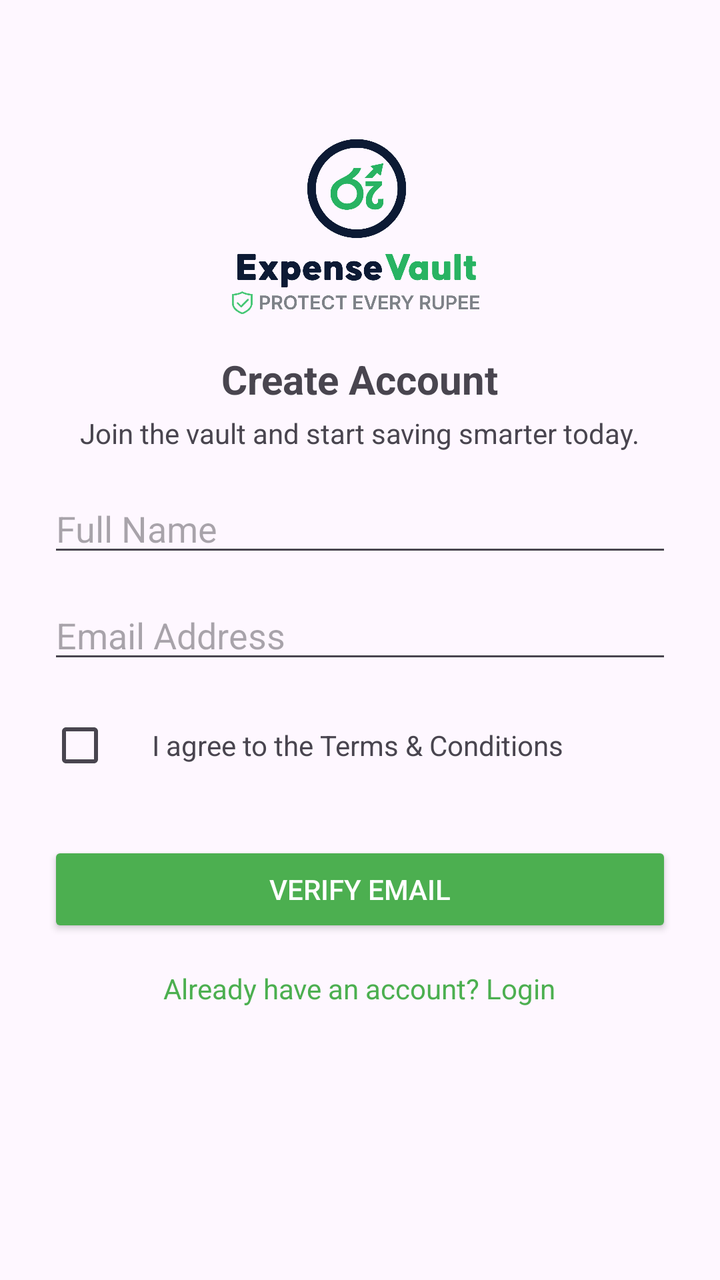
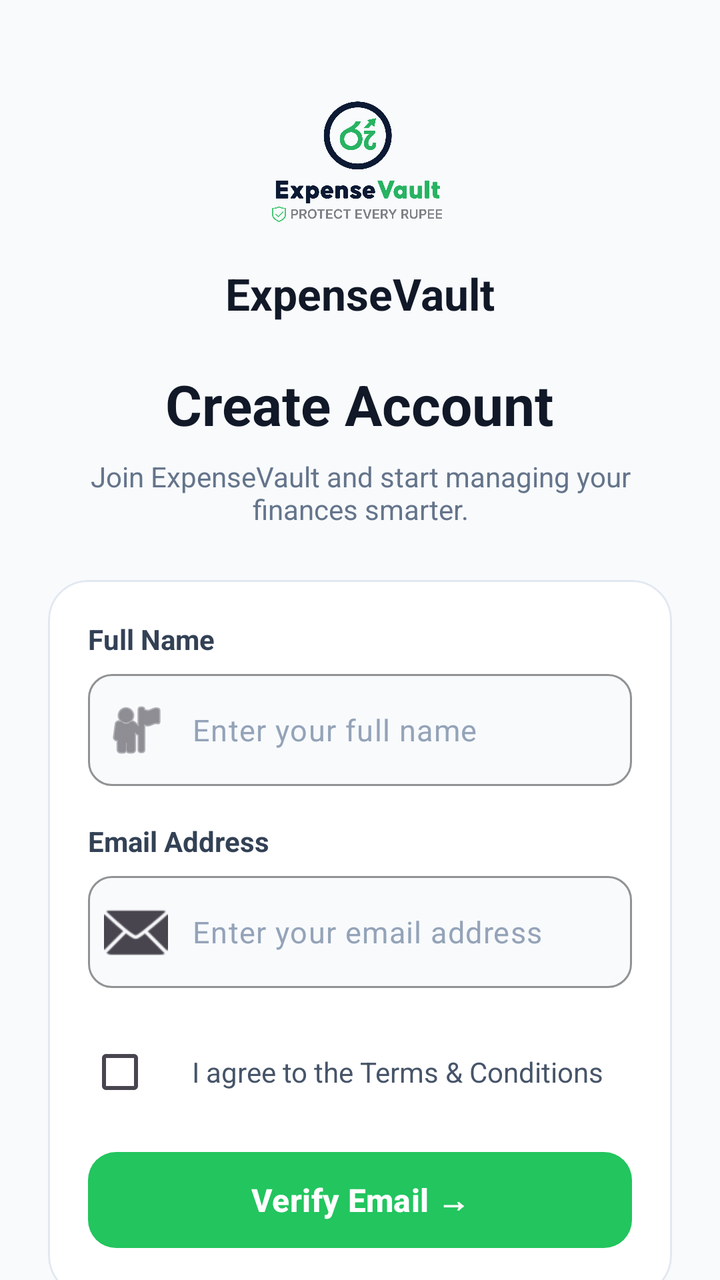

Compare the two renders of this Android layout. The source of the first and the diff that turns it into the second are given below.
<!-- AndroidManifest.xml: application theme Theme.AIExpenseManagementApplication -->
<!-- res/layout/activity_register.xml -->
<?xml version="1.0" encoding="utf-8"?>
<ScrollView xmlns:android="http://schemas.android.com/apk/res/android"
    android:layout_width="match_parent"
    android:layout_height="match_parent">

    <LinearLayout
        android:layout_width="match_parent"
        android:layout_height="wrap_content"
        android:orientation="vertical"
        android:padding="24dp"
        android:gravity="center_horizontal">

        <ImageView
            android:id="@+id/imgLogo"
            android:src="@drawable/logo"
            android:layout_width="128dp"
            android:layout_height="128dp"
            android:layout_marginTop="24dp"
            android:contentDescription="App Logo" />

        <TextView
            android:id="@+id/tvTitle"
            android:text="Create Account"
            android:textSize="20sp"
            android:textStyle="bold"
            android:layout_marginBottom="4dp"
            android:layout_width="wrap_content"
            android:layout_height="wrap_content"/>

        <TextView
            android:id="@+id/tvSubtitle"
            android:text="Join the vault and start saving smarter today."
            android:textSize="14sp"
            android:layout_marginBottom="16dp"
            android:layout_width="wrap_content"
            android:layout_height="wrap_content"/>

        <EditText
            android:id="@+id/etFullName"
            android:hint="Full Name"
            android:layout_width="match_parent"
            android:layout_height="wrap_content"/>

        <EditText
            android:id="@+id/etEmail"
            android:hint="Email Address"
            android:inputType="textEmailAddress"
            android:layout_marginTop="12dp"
            android:layout_width="match_parent"
            android:layout_height="wrap_content"/>

        <LinearLayout
            android:layout_width="match_parent"
            android:layout_height="wrap_content"
            android:layout_marginTop="12dp"
            android:gravity="center_vertical"
            android:orientation="horizontal">

            <CheckBox
                android:id="@+id/cbTerms"
                android:layout_width="wrap_content"
                android:layout_height="wrap_content"
                android:padding="0dp" />

            <TextView
                android:id="@+id/tvTerms"
                android:layout_width="wrap_content"
                android:layout_height="wrap_content"
                android:layout_marginStart="4dp"
                android:text="I agree to the Terms &amp; Conditions"
                android:textSize="14sp"
                android:clickable="true"
                android:focusable="true"
                android:foreground="?attr/selectableItemBackground" />

        </LinearLayout>

        <Button
            android:id="@+id/btnVerifyEmail"
            android:text="Verify Email"
            android:backgroundTint="#4CAF50"
            android:textColor="@android:color/white"
            android:layout_marginTop="24dp"
            android:layout_width="match_parent"
            android:layout_height="wrap_content"/>

        <TextView
            android:id="@+id/tvLogin"
            android:text="Already have an account? Login"
            android:textColor="#4CAF50"
            android:layout_marginTop="16dp"
            android:layout_width="wrap_content"
            android:layout_height="wrap_content"/>

    </LinearLayout>
</ScrollView>
<!-- resources referenced by this layout -->
<resources>
  <!-- drawable logo: png bitmap (drawable, 144460 bytes) -->
  <style name="Theme.AIExpenseManagementApplication" parent="Base.Theme.AIExpenseManagementApplication" />
  <style name="Base.Theme.AIExpenseManagementApplication" parent="Theme.Material3.DayNight.NoActionBar">
          
          
      </style>
</resources>

<!-- the commit's change to res/layout/activity_register.xml (unified diff, before → after) -->
@@ -1,96 +1,334 @@
 <?xml version="1.0" encoding="utf-8"?>
-<ScrollView xmlns:android="http://schemas.android.com/apk/res/android"
+<androidx.constraintlayout.widget.ConstraintLayout
+    xmlns:android="http://schemas.android.com/apk/res/android"
+    xmlns:app="http://schemas.android.com/apk/res-auto"
     android:layout_width="match_parent"
-    android:layout_height="match_parent">
-
-    <LinearLayout
-        android:layout_width="match_parent"
-        android:layout_height="wrap_content"
-        android:orientation="vertical"
-        android:padding="24dp"
-        android:gravity="center_horizontal">
-
-        <ImageView
-            android:id="@+id/imgLogo"
-            android:src="@drawable/logo"
-            android:layout_width="128dp"
-            android:layout_height="128dp"
-            android:layout_marginTop="24dp"
-            android:contentDescription="App Logo" />
-
-        <TextView
-            android:id="@+id/tvTitle"
-            android:text="Create Account"
-            android:textSize="20sp"
-            android:textStyle="bold"
-            android:layout_marginBottom="4dp"
-            android:layout_width="wrap_content"
-            android:layout_height="wrap_content"/>
-
-        <TextView
-            android:id="@+id/tvSubtitle"
-            android:text="Join the vault and start saving smarter today."
-            android:textSize="14sp"
-            android:layout_marginBottom="16dp"
-            android:layout_width="wrap_content"
-            android:layout_height="wrap_content"/>
-
-        <EditText
-            android:id="@+id/etFullName"
-            android:hint="Full Name"
-            android:layout_width="match_parent"
-            android:layout_height="wrap_content"/>
-
-        <EditText
-            android:id="@+id/etEmail"
-            android:hint="Email Address"
-            android:inputType="textEmailAddress"
-            android:layout_marginTop="12dp"
-            android:layout_width="match_parent"
-            android:layout_height="wrap_content"/>
+    android:layout_height="match_parent"
+    android:background="#F8FAFC">
+
+    
+    
+    
+
+    <androidx.core.widget.NestedScrollView
+        android:id="@+id/scrollRegister"
+        android:layout_width="0dp"
+        android:layout_height="0dp"
+        android:fillViewport="true"
+        android:clipToPadding="false"
+        android:overScrollMode="never"
+        app:layout_constraintTop_toTopOf="parent"
+        app:layout_constraintBottom_toBottomOf="parent"
+        app:layout_constraintStart_toStartOf="parent"
+        app:layout_constraintEnd_toEndOf="parent">
 
         <LinearLayout
             android:layout_width="match_parent"
             android:layout_height="wrap_content"
-            android:layout_marginTop="12dp"
-            android:gravity="center_vertical"
-            android:orientation="horizontal">
-
-            <CheckBox
-                android:id="@+id/cbTerms"
+            android:orientation="vertical"
+            android:paddingStart="24dp"
+            android:paddingEnd="24dp"
+            android:paddingTop="36dp"
+            android:paddingBottom="32dp">
+
+            
+            
+            
+
+            <ImageView
+                android:id="@+id/imgLogo"
+                android:layout_width="88dp"
+                android:layout_height="88dp"
+                android:layout_gravity="center_horizontal"
+                android:contentDescription="ExpenseVault Logo"
+                android:scaleType="centerInside"
+                android:src="@drawable/logo" />
+
+
+            
+            
+            
+
+            <TextView
+                android:id="@+id/tvBrand"
                 android:layout_width="wrap_content"
                 android:layout_height="wrap_content"
-                android:padding="0dp" />
+                android:layout_gravity="center_horizontal"
+                android:layout_marginTop="8dp"
+                android:text="ExpenseVault"
+                android:textColor="#111827"
+                android:textSize="22sp"
+                android:textStyle="bold" />
+
+
+            
+            
+            
 
             <TextView
-                android:id="@+id/tvTerms"
+                android:id="@+id/tvTitle"
                 android:layout_width="wrap_content"
                 android:layout_height="wrap_content"
-                android:layout_marginStart="4dp"
-                android:text="I agree to the Terms &amp; Conditions"
-                android:textSize="14sp"
-                android:clickable="true"
-                android:focusable="true"
-                android:foreground="?attr/selectableItemBackground" />
+                android:layout_gravity="center_horizontal"
+                android:layout_marginTop="22dp"
+                android:text="Create Account"
+                android:textColor="#111827"
+                android:textSize="28sp"
+                android:textStyle="bold" />
+
+
+            
+            
+            
+
+            <TextView
+                android:id="@+id/tvSubtitle"
+                android:layout_width="match_parent"
+                android:layout_height="wrap_content"
+                android:layout_marginTop="8dp"
+                android:gravity="center"
+                android:text="Join ExpenseVault and start managing your finances smarter."
+                android:textColor="#64748B"
+                android:textSize="14sp" />
+
+
+            
+            
+            
+
+            <com.google.android.material.card.MaterialCardView
+                android:id="@+id/cardRegister"
+                android:layout_width="match_parent"
+                android:layout_height="wrap_content"
+                android:layout_marginTop="26dp"
+                app:cardBackgroundColor="#FFFFFF"
+                app:cardCornerRadius="20dp"
+                app:cardElevation="0dp"
+                app:strokeColor="#E2E8F0"
+                app:strokeWidth="1dp">
+
+                <LinearLayout
+                    android:layout_width="match_parent"
+                    android:layout_height="wrap_content"
+                    android:orientation="vertical"
+                    android:padding="20dp">
+
+
+                    
+                    
+                    
+
+                    <TextView
+                        android:layout_width="wrap_content"
+                        android:layout_height="wrap_content"
+                        android:text="Full Name"
+                        android:textColor="#334155"
+                        android:textSize="14sp"
+                        android:textStyle="bold" />
+
+                    <com.google.android.material.textfield.TextInputLayout
+                        android:id="@+id/fullNameInputLayout"
+                        android:layout_width="match_parent"
+                        android:layout_height="wrap_content"
+                        android:layout_marginTop="8dp"
+                        app:boxBackgroundColor="#F8FAFC"
+                        app:boxBackgroundMode="outline"
+                        app:boxCornerRadiusBottomEnd="12dp"
+                        app:boxCornerRadiusBottomStart="12dp"
+                        app:boxCornerRadiusTopEnd="12dp"
+                        app:boxCornerRadiusTopStart="12dp"
+                        app:boxStrokeColor="#CBD5E1"
+                        app:hintEnabled="false"
+                        app:startIconDrawable="@android:drawable/ic_menu_myplaces">
+
+                        <com.google.android.material.textfield.TextInputEditText
+                            android:id="@+id/etFullName"
+                            android:layout_width="match_parent"
+                            android:layout_height="56dp"
+                            android:hint="Enter your full name"
+                            android:inputType="textPersonName"
+                            android:maxLines="1"
+                            android:paddingStart="12dp"
+                            android:paddingEnd="12dp"
+                            android:textColor="#111827"
+                            android:textColorHint="#94A3B8"
+                            android:textSize="15sp" />
+
+                    </com.google.android.material.textfield.TextInputLayout>
+
+
+                    
+                    
+                    
+
+                    <TextView
+                        android:layout_width="wrap_content"
+                        android:layout_height="wrap_content"
+                        android:layout_marginTop="18dp"
+                        android:text="Email Address"
+                        android:textColor="#334155"
+                        android:textSize="14sp"
+                        android:textStyle="bold" />
+
+                    <com.google.android.material.textfield.TextInputLayout
+                        android:id="@+id/emailInputLayout"
+                        android:layout_width="match_parent"
+                        android:layout_height="wrap_content"
+                        android:layout_marginTop="8dp"
+                        app:boxBackgroundColor="#F8FAFC"
+                        app:boxBackgroundMode="outline"
+                        app:boxCornerRadiusBottomEnd="12dp"
+                        app:boxCornerRadiusBottomStart="12dp"
+                        app:boxCornerRadiusTopEnd="12dp"
+                        app:boxCornerRadiusTopStart="12dp"
+                        app:boxStrokeColor="#CBD5E1"
+                        app:hintEnabled="false"
+                        app:startIconDrawable="@android:drawable/ic_dialog_email">
+
+                        <com.google.android.material.textfield.TextInputEditText
+                            android:id="@+id/etEmail"
+                            android:layout_width="match_parent"
+                            android:layout_height="56dp"
+                            android:hint="Enter your email address"
+                            android:inputType="textEmailAddress"
+                            android:maxLines="1"
+                            android:paddingStart="12dp"
+                            android:paddingEnd="12dp"
+                            android:textColor="#111827"
+                            android:textColorHint="#94A3B8"
+                            android:textSize="15sp" />
+
+                    </com.google.android.material.textfield.TextInputLayout>
+
+
+                    
+                    
+                    
+
+                    <LinearLayout
+                        android:id="@+id/layoutTerms"
+                        android:layout_width="match_parent"
+                        android:layout_height="wrap_content"
+                        android:layout_marginTop="18dp"
+                        android:gravity="center_vertical"
+                        android:orientation="horizontal">
+
+                        <CheckBox
+                            android:id="@+id/cbTerms"
+                            android:layout_width="wrap_content"
+                            android:layout_height="48dp"
+                            android:buttonTint="#22C55E"
+                            android:padding="0dp" />
+
+                        <TextView
+                            android:id="@+id/tvTerms"
+                            android:layout_width="wrap_content"
+                            android:layout_height="48dp"
+                            android:layout_marginStart="4dp"
+                            android:clickable="true"
+                            android:focusable="true"
+                            android:gravity="center_vertical"
+                            android:text="I agree to the Terms &amp; Conditions"
+                            android:textColor="#475569"
+                            android:textSize="14sp" />
+
+                    </LinearLayout>
+
+
+                    
+                    
+                    
+
+                    <com.google.android.material.button.MaterialButton
+                        android:id="@+id/btnVerifyEmail"
+                        android:layout_width="match_parent"
+                        android:layout_height="56dp"
+                        android:layout_marginTop="12dp"
+                        android:text="Verify Email →"
+                        android:textAllCaps="false"
+                        android:textColor="@android:color/white"
+                        android:textSize="16sp"
+                        android:textStyle="bold"
+                        app:backgroundTint="#22C55E"
+                        app:cornerRadius="14dp" />
+
+                </LinearLayout>
+
+            </com.google.android.material.card.MaterialCardView>
+
+
+            
+            
+            
+
+            <LinearLayout
+                android:layout_width="wrap_content"
+                android:layout_height="wrap_content"
+                android:layout_gravity="center_horizontal"
+                android:layout_marginTop="18dp"
+                android:gravity="center_vertical"
+                android:orientation="horizontal">
+
+                <ImageView
+                    android:layout_width="18dp"
+                    android:layout_height="18dp"
+                    android:contentDescription="Email verification"
+                    android:src="@android:drawable/ic_dialog_info" />
+
+                <TextView
+                    android:layout_width="wrap_content"
+                    android:layout_height="wrap_content"
+                    android:layout_marginStart="6dp"
+                    android:text="We'll send a verification link to your email"
+                    android:textColor="#64748B"
+                    android:textSize="12sp" />
+
+            </LinearLayout>
+
+
+            
+            
+            
+
+            <LinearLayout
+                android:layout_width="wrap_content"
+                android:layout_height="wrap_content"
+                android:layout_gravity="center_horizontal"
+                android:layout_marginTop="24dp"
+                android:gravity="center_vertical"
+                android:orientation="horizontal">
+
+                <TextView
+                    android:layout_width="wrap_content"
+                    android:layout_height="wrap_content"
+                    android:text="Already have an account?"
+                    android:textColor="#64748B"
+                    android:textSize="14sp" />
+
+                <TextView
+                    android:id="@+id/tvLogin"
+                    android:layout_width="wrap_content"
+                    android:layout_height="48dp"
+                    android:layout_marginStart="5dp"
+                    android:clickable="true"
+                    android:focusable="true"
+                    android:gravity="center"
+                    android:text="Login"
+                    android:textColor="#16A34A"
+                    android:textSize="14sp"
+                    android:textStyle="bold" />
+
+            </LinearLayout>
+
+
+            
+
+            <View
+                android:layout_width="match_parent"
+                android:layout_height="20dp" />
 
         </LinearLayout>
 
-        <Button
-            android:id="@+id/btnVerifyEmail"
-            android:text="Verify Email"
-            android:backgroundTint="#4CAF50"
-            android:textColor="@android:color/white"
-            android:layout_marginTop="24dp"
-            android:layout_width="match_parent"
-            android:layout_height="wrap_content"/>
-
-        <TextView
-            android:id="@+id/tvLogin"
-            android:text="Already have an account? Login"
-            android:textColor="#4CAF50"
-            android:layout_marginTop="16dp"
-            android:layout_width="wrap_content"
-            android:layout_height="wrap_content"/>
-
-    </LinearLayout>
-</ScrollView>
+    </androidx.core.widget.NestedScrollView>
+
+</androidx.constraintlayout.widget.ConstraintLayout>
